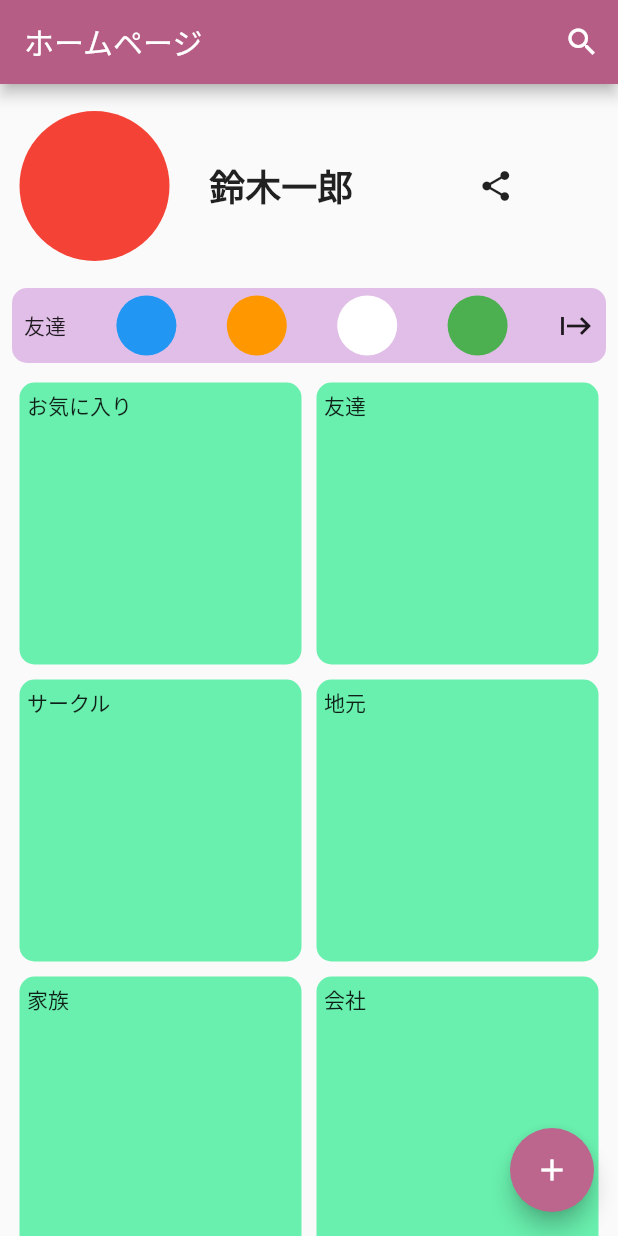
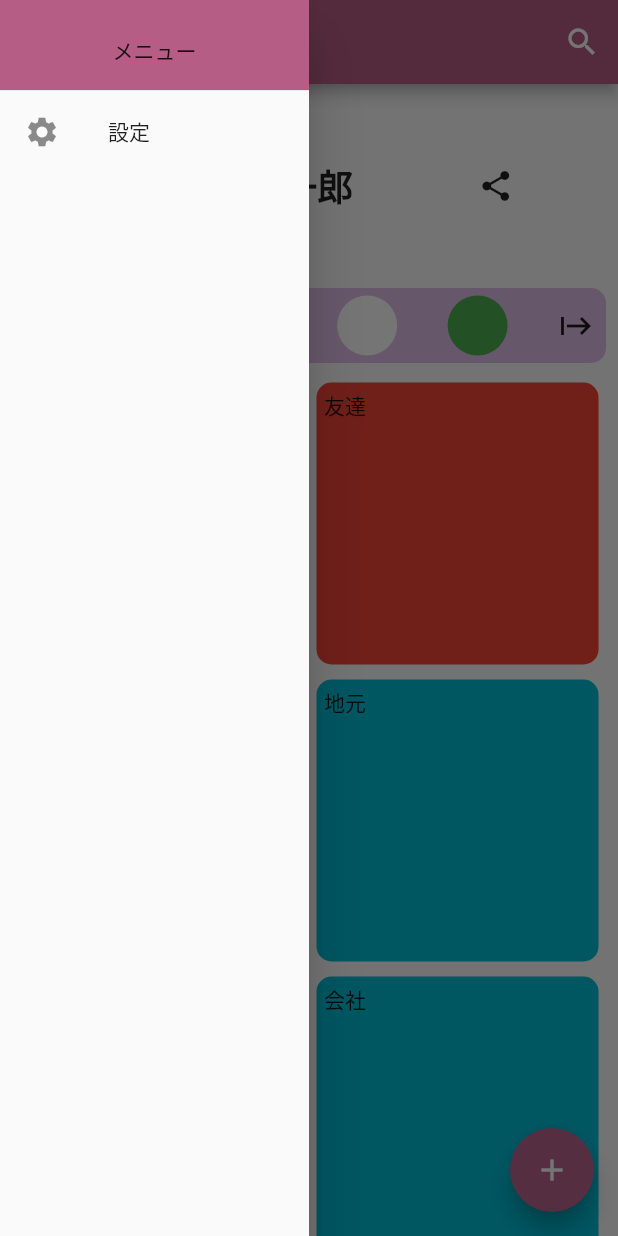
Before and after one commit to trm11tkr/connectionary, a Flutter app: the screen it shows after launch, with the side drawer open (before the commit the screen has no drawer), on a phone screen of 412 x 824 dp. Run offline on Flutter 3.47's test engine with Material 2 defaults, Android fonts, the phone set to English and light mode, and no system bars.

Commit message:
ハンバーガーメニューの追加

```diff
--- a/lib/main.dart
+++ b/lib/main.dart
@@ -1,4 +1,4 @@
-import 'package:connectionary/view/home_page.dart';
+import 'package:connectionary/ui/page/home_page.dart';
 import 'package:flutter/material.dart';
 import 'package:connectionary/configs/app_theme.dart';
 
@@ -13,7 +13,6 @@ class MyApp extends StatelessWidget {
   @override
   Widget build(BuildContext context) {
     return MaterialApp(
-      title: 'Flutter Demo',
       theme:ThemeData(
           primarySwatch: AppTheme.customSwatch,
       ),
--- a/lib/view/home_page.dart
+++ b/lib/ui/page/home_page.dart
@@ -1,3 +1,4 @@
+import 'package:connectionary/ui/widgets/menu_view/hamburger_menu.dart';
 import 'package:flutter/material.dart';
 
 class HomePage extends StatelessWidget {
@@ -7,13 +8,13 @@ class HomePage extends StatelessWidget {
   Widget build(BuildContext context) {
     final community = [
       _communityBox(Colors.greenAccent, 'お気に入り'),
-      _communityBox(Colors.greenAccent, '友達'),
-      _communityBox(Colors.greenAccent, 'サークル'),
-      _communityBox(Colors.greenAccent, '地元'),
+      _communityBox(Colors.red, '友達'),
+      _communityBox(Colors.blue, 'サークル'),
+      _communityBox(Colors.cyan, '地元'),
       _communityBox(Colors.greenAccent, '家族'),
-      _communityBox(Colors.greenAccent, '会社'),
-      _communityBox(Colors.greenAccent, '教授'),
-      _communityBox(Colors.greenAccent, 'バイト'),
+      _communityBox(Colors.cyan, '会社'),
+      _communityBox(Colors.red, '教授'),
+      _communityBox(Colors.grey, 'バイト'),
     ];
 
     return Scaffold(
@@ -26,6 +27,7 @@ class HomePage extends StatelessWidget {
           ),
         ],
       ),
+      drawer: const HamburgerMenu(),
       body: Column(
         children: [
           Center(
@@ -87,7 +89,7 @@ class HomePage extends StatelessWidget {
         onPressed: () {},
         tooltip: 'add User',
         child: const Icon(Icons.add),
-      ), // Th
+      ),
     );
   }
 
--- /dev/null
+++ b/lib/ui/widgets/menu_view/hamburger_menu.dart
@@ -0,0 +1,35 @@
+import 'package:flutter/material.dart';
+
+class HamburgerMenu extends StatelessWidget {
+  const HamburgerMenu({Key? key}) : super(key: key);
+
+  @override
+  Widget build(BuildContext context) {
+    var screenSize = MediaQuery.of(context).size;
+    return SizedBox(
+      width: screenSize.width * 0.5,
+      child: Drawer(
+        child: ListView(
+          children: <Widget>[
+            SizedBox(
+              height: 60,
+              child: DrawerHeader(
+                decoration:
+                    BoxDecoration(color: Theme.of(context).primaryColor),
+                margin: EdgeInsets.zero,
+                child: const Center(
+                  child: Text('メニュー'),
+                ),
+              ),
+            ),
+            ListTile(
+              title: const Text("設定"),
+              leading: const Icon(Icons.settings),
+              onTap: () {},
+            ),
+          ],
+        ),
+      ),
+    );
+  }
+}
```
Also changed, not shown: lib/view/login_page.dart (deleted, +0 -33 lines).
